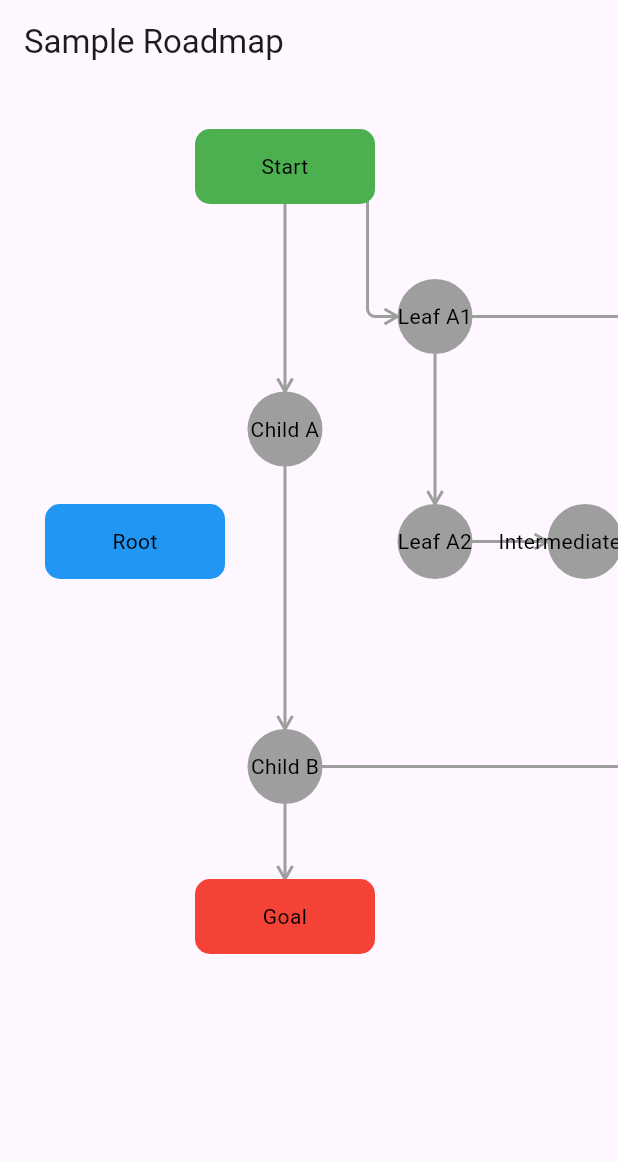
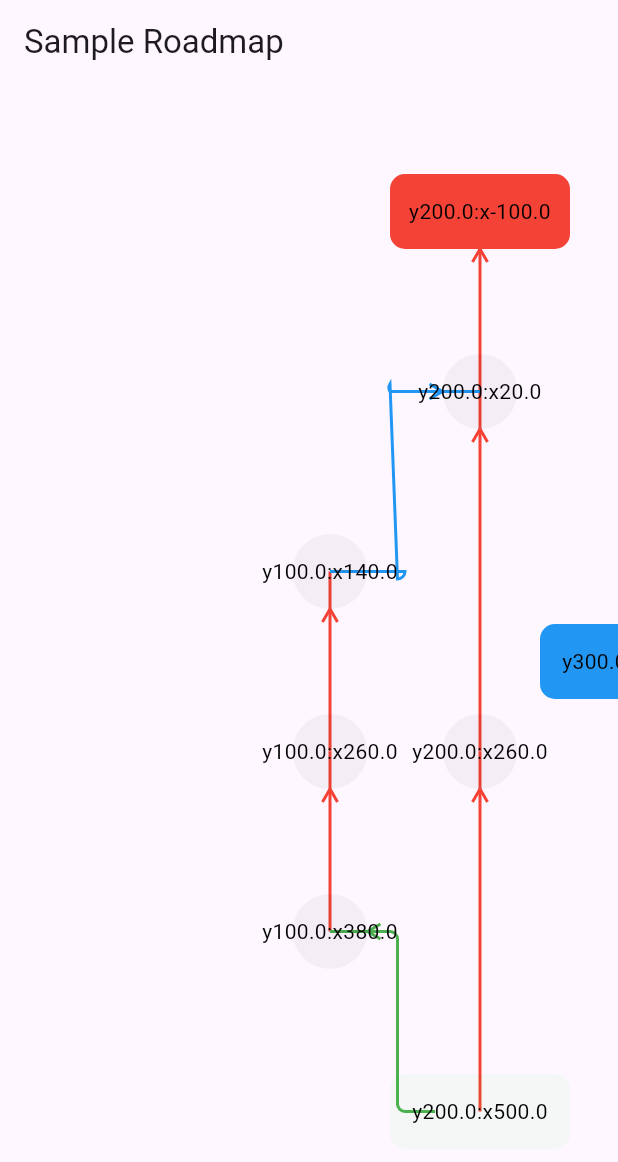
Before and after one commit to tanakacha/ai-agent-hackathon, a Flutter app: the screen it shows after launch, on a phone screen of 412 x 824 dp. Shown: the top 1162 px of the screen. Run offline on Flutter 3.47's test engine with Material 3 defaults, Android fonts, the phone set to English and light mode, and no system bars; our stand-ins replace flutter_hooks.

Commit message:
[FEAT] 矢印調整

```diff
--- a/flutter_client/lib/common/model/road_map.dart
+++ b/flutter_client/lib/common/model/road_map.dart
@@ -1,4 +1,4 @@
-import 'package:flutter_client/model/entities/Node.dart';
+import 'package:flutter_client/common/model/Node.dart';
 
 class RoadMap {
   int id;
--- a/flutter_client/lib/common/sample_data/node_list.dart
+++ b/flutter_client/lib/common/sample_data/node_list.dart
@@ -142,3 +142,121 @@ final Map<int, Node> sampleNodes = {
     updatedAt: DateTime.now(),
   ),
 };
+
+
+
+
+final Map<int, Node> sampleNodes2 = {
+  1: Node(
+    id: 1,
+    parentId: null,
+    childrenIds: [2, 4, 5, 3],
+    nodeType: NodeType.root,
+    title: 'Root',
+    description: 'Root node',
+    duration: 0,
+    progressRate: 0,
+    dueAt: DateTime.now().add(const Duration(days: 10)),
+    finishedAt: null,
+    createdAt: DateTime.now(),
+    updatedAt: DateTime.now(),
+  ),
+  2: Node(
+    id: 2,
+    parentId: 1,
+    childrenIds: [],
+    nodeType: NodeType.start,
+    title: 'Start',
+    description: 'Start node',
+    duration: 1,
+    progressRate: 0,
+    dueAt: DateTime.now().add(const Duration(days: 7)),
+    finishedAt: null,
+    createdAt: DateTime.now(),
+    updatedAt: DateTime.now(),
+  ),
+  3: Node(
+    id: 3,
+    parentId: 1,
+    childrenIds: [],
+    nodeType: NodeType.goal,
+    title: 'Goal',
+    description: 'Goal node',
+    duration: 1,
+    progressRate: 0,
+    dueAt: DateTime.now().add(const Duration(days: 14)),
+    finishedAt: null,
+    createdAt: DateTime.now(),
+    updatedAt: DateTime.now(),
+  ),
+  4: Node(
+    id: 4,
+    parentId: 1,
+    childrenIds: [6, 7, 8],
+    nodeType: NodeType.normal,
+    title: 'Child A',
+    description: 'A child node A',
+    duration: 2,
+    progressRate: 0,
+    dueAt: DateTime.now().add(const Duration(days: 5)),
+    finishedAt: null,
+    createdAt: DateTime.now(),
+    updatedAt: DateTime.now(),
+  ),
+  5: Node(
+    id: 5,
+    parentId: 1,
+    childrenIds: [],
+    nodeType: NodeType.normal,
+    title: 'Child B',
+    description: 'A child node B',
+    duration: 3,
+    progressRate: 0,
+    dueAt: DateTime.now().add(const Duration(days: 4)),
+    finishedAt: null,
+    createdAt: DateTime.now(),
+    updatedAt: DateTime.now(),
+  ),
+  6: Node(
+    id: 6,
+    parentId: 4,
+    childrenIds: [],
+    nodeType: NodeType.normal,
+    title: 'Leaf A1',
+    description: 'Leaf node under Child A',
+    duration: 1,
+    progressRate: 0,
+    dueAt: DateTime.now().add(const Duration(days: 3)),
+    finishedAt: null,
+    createdAt: DateTime.now(),
+    updatedAt: DateTime.now(),
+  ),
+  7: Node(
+    id: 7,
+    parentId: 4,
+    childrenIds: [],
+    nodeType: NodeType.normal,
+    title: 'Leaf A2',
+    description: 'Another leaf under Child A',
+    duration: 2,
+    progressRate: 0,
+    dueAt: DateTime.now().add(const Duration(days: 2)),
+    finishedAt: null,
+    createdAt: DateTime.now(),
+    updatedAt: DateTime.now(),
+  ),
+  8: Node(
+    id: 8,
+    parentId: 4,
+    childrenIds: [],
+    nodeType: NodeType.normal,
+    title: 'Intermediate A2-1',
+    description: 'Intermediate node between A2 and Goal',
+    duration: 2,
+    progressRate: 0,
+    dueAt: DateTime.now().add(const Duration(days: 1)),
+    finishedAt: null,
+    createdAt: DateTime.now(),
+    updatedAt: DateTime.now(),
+  )
+};
--- a/flutter_client/lib/common/widget/node_widget.dart
+++ b/flutter_client/lib/common/widget/node_widget.dart
@@ -30,7 +30,7 @@ class NodeWidget extends StatelessWidget {
 
     switch (node.nodeType) {
       case NodeType.start:
-        color = Colors.green;
+        color = const Color.fromARGB(10, 0, 255, 0);
         label = 'Start';
         shape = BoxShape.rectangle;
         break;
@@ -46,7 +46,7 @@ class NodeWidget extends StatelessWidget {
         break;
       case NodeType.normal:
       default:
-        color = Colors.grey;
+        color = const Color.fromARGB(10, 0, 0, 0);
         label = node.title;
         shape = BoxShape.circle;
         break;
@@ -70,7 +70,7 @@ class NodeWidget extends StatelessWidget {
           ),
           child: Center(
             child: Text(
-              label,
+              "y${node.y}:x${node.x}",
               style: const TextStyle(color: Colors.black),
               textAlign: TextAlign.center,
             ),
--- a/flutter_client/lib/common/widget/roadmap_widget.dart
+++ b/flutter_client/lib/common/widget/roadmap_widget.dart
@@ -1,15 +1,15 @@
-// lib/tree_view_page.dart (新規ファイル)
 import 'dart:math' as math;
 
 import 'package:flutter/material.dart';
 import 'package:flutter_client/common/widget/node_widget.dart';
 import 'package:flutter_client/common/widget/painter.dart';
+import 'package:flutter_hooks/flutter_hooks.dart';
 
 import '../model/node.dart';
 
-class RoadmapWidget extends StatelessWidget {
+class RoadmapWidget extends HookWidget {
   final Map<int, Node> nodes;
-  final int? selectedNodeId;
+  final int? initialSelectedNodeId;
   final void Function(int nodeId)? onNodeTap;
   final int offsetY = 60;
   final int offsetX = 25;
@@ -17,7 +17,7 @@ class RoadmapWidget extends StatelessWidget {
   const RoadmapWidget({
     super.key,
     required this.nodes,
-    this.selectedNodeId,
+    this.initialSelectedNodeId,
     this.onNodeTap,
   });
 
@@ -76,17 +76,34 @@ class RoadmapWidget extends StatelessWidget {
 
   @override
   Widget build(BuildContext context) {
+    // Hooksを使って選択されたノードのIDを管理
+    final selectedNodeId = useState<int?>(initialSelectedNodeId);
+
     if (nodes.isEmpty) {
       return const Center(child: Text('No nodes to display'));
     }
+
+    double minY = double.infinity;
+    double maxY = 0;
+    double minX = double.infinity;
     double maxX = 0;
-    double maxY = 0;
     for (final node in nodes.values) {
+      minX = math.min(minX, node.x);
       maxX = math.max(maxX, node.x);
+      minY = math.min(minY, node.y);
       maxY = math.max(maxY, node.y);
     }
+    // シフト量
+    final yShift = minY < 0 ? -minY + 30 : 30;
+    final xShift = minX < 0 ? -minX + 30 : 30;
     maxX += 100;
     maxY += 250;
+
+    // ノードタップハンドラー
+    void handleNodeTap(int nodeId) {
+      selectedNodeId.value = nodeId;
+      onNodeTap?.call(nodeId);
+    }
 
     return SingleChildScrollView(
       scrollDirection: Axis.horizontal,
@@ -95,10 +112,11 @@ class RoadmapWidget extends StatelessWidget {
         child: Padding(
           padding: const EdgeInsets.all(30.0),
           child: SizedBox(
-            width: maxY,
-            height: maxX,
+            width: maxY + yShift,
+            height: maxX + xShift,
             child: Stack(
               children: [
+                // Sibling connections
                 ...nodes.values.map((node) {
                   if (node.parentId == null) return const SizedBox.shrink();
                   final parent = nodes[node.parentId];
@@ -117,9 +135,11 @@ class RoadmapWidget extends StatelessWidget {
                   return CustomPaint(
                     painter: ConnectionPainterSibling(
                       start: Offset(
-                          leftSibling.y + offsetY, leftSibling.x + offsetX),
-                      end: Offset(node.y + offsetY, node.x + offsetX),
-                      color: Colors.grey,
+                          leftSibling.y + offsetY + yShift,
+                          leftSibling.x + offsetX + xShift),
+                      end: Offset(
+                          node.y + offsetY + yShift, node.x + offsetX + xShift),
+                      color: Colors.red,
                     ),
                   );
                 }),
@@ -135,16 +155,19 @@ class RoadmapWidget extends StatelessWidget {
                   if (nodeIndex > 0) return const SizedBox.shrink();
                   final leftChild = findLeftMostDescendant(node, nodes);
                   return CustomPaint(
-                    painter: ConnectionPainterAncle(
+                    painter: ConnectionPainterToChild(
                       start: Offset(
                         leftAncle.y + offsetY,
-                        leftAncle.x + offsetX,
+                        leftAncle.x + offsetX + xShift,
                       ),
-                      end: Offset(node.y + offsetY, node.x + offsetX),
-                      curveEnd: leftChild != null
-                          ? Offset(leftChild.y + offsetY, leftChild.x + offsetX)
-                          : Offset(node.y + offsetY, node.x + offsetX),
-                      color: Colors.grey,
+                      end: Offset(
+                          node.y + offsetY + yShift, node.x + offsetX + xShift),
+                      curveStart: leftChild != null
+                          ? Offset(leftChild.y + offsetY + yShift,
+                              leftChild.x + offsetX + xShift)
+                          : Offset(node.y + offsetY + yShift,
+                              node.x + offsetX + xShift),
+                      color: Colors.green,
                     ),
                   );
                 }),
@@ -164,24 +187,29 @@ class RoadmapWidget extends StatelessWidget {
                   return CustomPaint(
                     painter: ConnectionPainterAunt(
                       start:
-                          Offset(rightAunt.y + offsetY, rightAunt.x + offsetX),
-                      end: Offset(node.y + offsetY, node.x + offsetX),
+                          Offset(
+                          node.y + offsetY + yShift, node.x + offsetX + xShift),
+                      end: Offset(rightAunt.y + offsetY + yShift,
+                          rightAunt.x + offsetX + xShift),
                       curveStart: rightChild != null
                           ? Offset(
-                              rightChild.y + offsetY, rightChild.x + offsetX)
-                          : Offset(node.y + offsetY, node.x + offsetX),
-                      color: Colors.grey,
+                              rightChild.y + offsetY + yShift,
+                              rightChild.x + offsetX + xShift)
+                          : Offset(node.y + offsetY + yShift,
+                              node.x + offsetX + xShift),
+                      color: Colors.blue,
                     ),
                   );
                 }),
+                // Node widgets with selection border
                 ...nodes.values.map((node) {
-                  final isSelected = selectedNodeId == node.id;
+                  final isSelected = selectedNodeId.value == node.id;
                   return NodeWidget(
                     node: node,
-                    x: node.x,
-                    y: node.y,
+                    x: node.x + xShift,
+                    y: node.y + yShift,
                     isSelected: isSelected,
-                    onTap: onNodeTap != null ? () => onNodeTap!(node.id) : null,
+                    onTap: () => handleNodeTap(node.id),
                   );
                 }),
               ],
--- a/flutter_client/lib/main.dart
+++ b/flutter_client/lib/main.dart
@@ -10,11 +10,11 @@ void main() {
   // ノード位置を自動計算
   final layout = DefaultTreeLayoutAlgorithm();
   final rootNodes =
-      sampleNodes.values.where((n) => n.parentId == null).toList();
+      sampleNodes2.values.where((n) => n.parentId == null).toList();
   layout.calculatePositions(
-    nodes: sampleNodes,
+    nodes: sampleNodes2,
     rootNodes: rootNodes,
-    spaceX: 100,
+    spaceX: 120,
     spaceY: 100,
   );
 
@@ -35,7 +35,7 @@ class MyApp extends StatelessWidget {
       home: Scaffold(
         appBar: AppBar(title: const Text('Sample Roadmap')),
         body: RoadmapWidget(
-          nodes: sampleNodes,
+          nodes: sampleNodes2,
         ),
       ),
     );
```
Also changed, not shown: flutter_client/lib/common/core/default_tree_layout_algorithm.dart (+10 -9 lines), flutter_client/lib/common/widget/painter.dart (+45 -30 lines).
